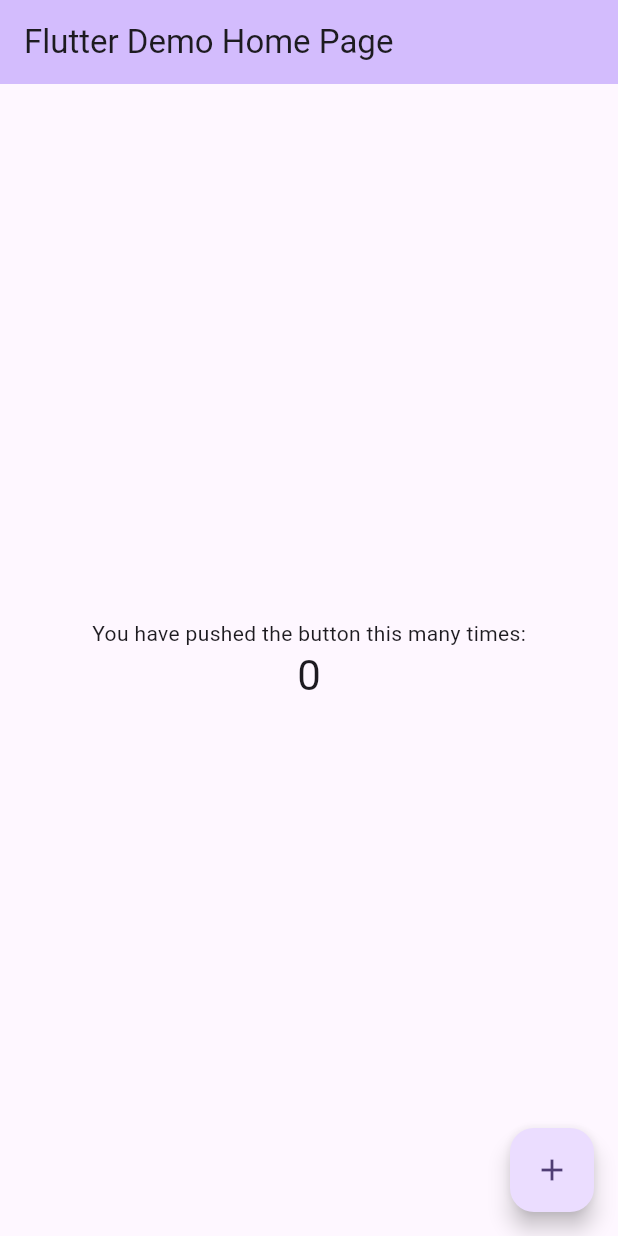
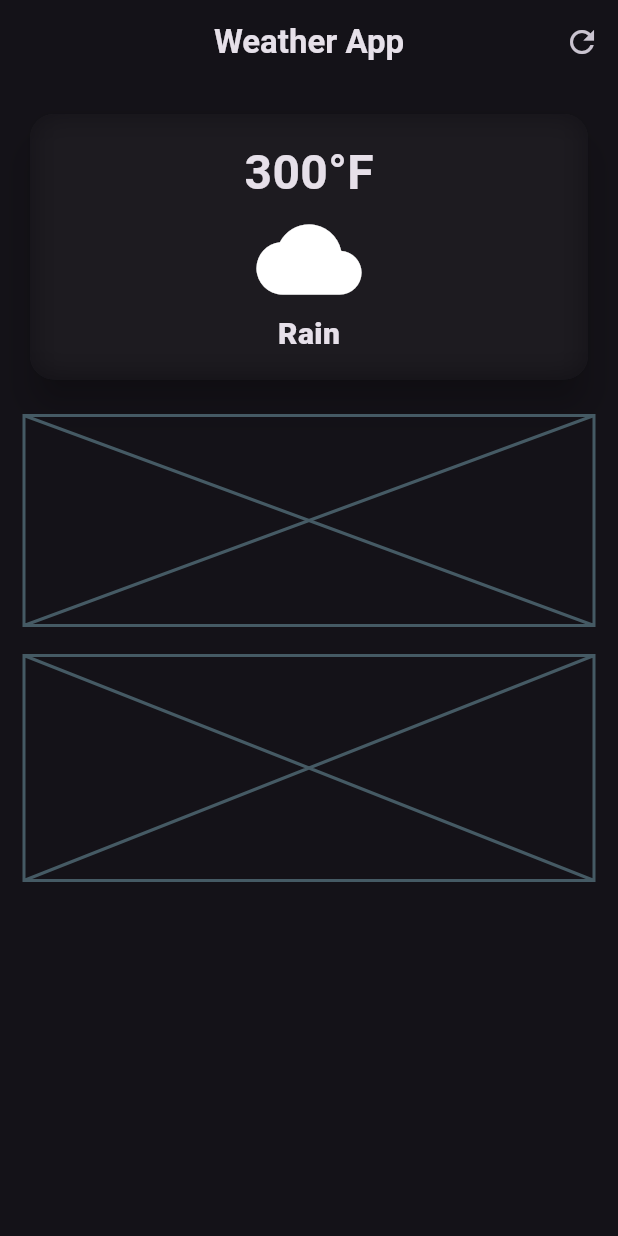
Before and after one commit to Karan-Gopinath/Weather_app, a Flutter app: the screen it shows after launch, on a phone screen of 412 x 824 dp. Run offline on Flutter 3.47's test engine with Material 3 defaults, Android fonts, the phone set to English and light mode, and no system bars.

Commit message:
structure defined

```diff
--- a/lib/main.dart
+++ b/lib/main.dart
@@ -1,122 +1,20 @@
 import 'package:flutter/material.dart';
+import 'package:myapp/weather_screen.dart';
 
-void main() {
+void main(){
   runApp(const MyApp());
+
 }
 
 class MyApp extends StatelessWidget {
   const MyApp({super.key});
 
-  // This widget is the root of your application.
   @override
   Widget build(BuildContext context) {
     return MaterialApp(
-      title: 'Flutter Demo',
-      theme: ThemeData(
-        // This is the theme of your application.
-        //
-        // TRY THIS: Try running your application with "flutter run". You'll see
-        // the application has a purple toolbar. Then, without quitting the app,
-        // try changing the seedColor in the colorScheme below to Colors.green
-        // and then invoke "hot reload" (save your changes or press the "hot
-        // reload" button in a Flutter-supported IDE, or press "r" if you used
-        // the command line to start the app).
-        //
-        // Notice that the counter didn't reset back to zero; the application
-        // state is not lost during the reload. To reset the state, use hot
-        // restart instead.
-        //
-        // This works for code too, not just values: Most code changes can be
-        // tested with just a hot reload.
-        colorScheme: ColorScheme.fromSeed(seedColor: Colors.deepPurple),
-      ),
-      home: const MyHomePage(title: 'Flutter Demo Home Page'),
+      debugShowCheckedModeBanner: false,
+      theme: ThemeData.dark(useMaterial3: true),
+      home:  const WeatherScreen(),
     );
   }
 }
-
-class MyHomePage extends StatefulWidget {
-  const MyHomePage({super.key, required this.title});
-
-  // This widget is the home page of your application. It is stateful, meaning
-  // that it has a State object (defined below) that contains fields that affect
-  // how it looks.
-
-  // This class is the configuration for the state. It holds the values (in this
-  // case the title) provided by the parent (in this case the App widget) and
-  // used by the build method of the State. Fields in a Widget subclass are
-  // always marked "final".
-
-  final String title;
-
-  @override
-  State<MyHomePage> createState() => _MyHomePageState();
-}
-
-class _MyHomePageState extends State<MyHomePage> {
-  int _counter = 0;
-
-  void _incrementCounter() {
-    setState(() {
-      // This call to setState tells the Flutter framework that something has
-      // changed in this State, which causes it to rerun the build method below
-      // so that the display can reflect the updated values. If we changed
-      // _counter without calling setState(), then the build method would not be
-      // called again, and so nothing would appear to happen.
-      _counter++;
-    });
-  }
-
-  @override
-  Widget build(BuildContext context) {
-    // This method is rerun every time setState is called, for instance as done
-    // by the _incrementCounter method above.
-    //
-    // The Flutter framework has been optimized to make rerunning build methods
-    // fast, so that you can just rebuild anything that needs updating rather
-    // than having to individually change instances of widgets.
-    return Scaffold(
-      appBar: AppBar(
-        // TRY THIS: Try changing the color here to a specific color (to
-        // Colors.amber, perhaps?) and trigger a hot reload to see the AppBar
-        // change color while the other colors stay the same.
-        backgroundColor: Theme.of(context).colorScheme.inversePrimary,
-        // Here we take the value from the MyHomePage object that was created by
-        // the App.build method, and use it to set our appbar title.
-        title: Text(widget.title),
-      ),
-      body: Center(
-        // Center is a layout widget. It takes a single child and positions it
-        // in the middle of the parent.
-        child: Column(
-          // Column is also a layout widget. It takes a list of children and
-          // arranges them vertically. By default, it sizes itself to fit its
-          // children horizontally, and tries to be as tall as its parent.
-          //
-          // Column has various properties to control how it sizes itself and
-          // how it positions its children. Here we use mainAxisAlignment to
-          // center the children vertically; the main axis here is the vertical
-          // axis because Columns are vertical (the cross axis would be
-          // horizontal).
-          //
-          // TRY THIS: Invoke "debug painting" (choose the "Toggle Debug Paint"
-          // action in the IDE, or press "p" in the console), to see the
-          // wireframe for each widget.
-          mainAxisAlignment: MainAxisAlignment.center,
-          children: <Widget>[
-            const Text('You have pushed the button this many times:'),
-            Text(
-              '$_counter',
-              style: Theme.of(context).textTheme.headlineMedium,
-            ),
-          ],
-        ),
-      ),
-      floatingActionButton: FloatingActionButton(
-        onPressed: _incrementCounter,
-        tooltip: 'Increment',
-        child: const Icon(Icons.add),
-      ), // This trailing comma makes auto-formatting nicer for build methods.
-    );
-  }
-}
--- /dev/null
+++ b/lib/weather_screen.dart
@@ -0,0 +1,87 @@
+
+
+import 'dart:ui';
+
+import 'package:flutter/material.dart';
+
+class WeatherScreen extends StatelessWidget {
+  const WeatherScreen({super.key});
+
+  @override
+  Widget build(BuildContext context) {
+    return Scaffold(
+      appBar: AppBar(
+        title: const Text(
+          "Weather App",
+          style: TextStyle(fontWeight: FontWeight.bold),
+        ),
+        centerTitle: true,
+        actions: [
+          IconButton(
+            onPressed: (){},  icon: const Icon(Icons.refresh),
+          ),
+        ],
+      ),
+      body: Padding(
+        padding: const EdgeInsets.all(16.0),
+        child: Column(
+          children: [
+            //maincard
+            SizedBox(
+
+                width : double.infinity,
+
+              child: Card(
+                elevation: 10,
+                shape: RoundedRectangleBorder(
+                  borderRadius: BorderRadius.circular(16),
+                ),
+                  child: ClipRRect(
+                    borderRadius:BorderRadius.circular(16.0),
+                    child: BackdropFilter(
+                      filter: ImageFilter.blur(sigmaX: 10, sigmaY: 10),
+                      child: Padding(
+                        padding: const EdgeInsets.all(16.0),
+                        child: Column(
+                          children: [
+                            Text("300°F",
+                            style: TextStyle(
+                              fontSize: 32,
+                              fontWeight: FontWeight.bold,
+                            ),
+                            ),
+                            Icon(
+                              Icons.cloud,
+                              size: 70,
+                            ),
+                            Text(
+                              'Rain',
+                              style: TextStyle(
+                                fontSize: 20,
+                                fontWeight: FontWeight.w900,
+                              ),
+                            )
+                          ],
+                        ),
+                      ),
+                    ),
+                  ),
+
+              ),
+            ),
+            const SizedBox(height: 20,),
+            //weather forcast cards
+            Placeholder(
+              fallbackHeight: 140,
+            ),
+            const SizedBox(height: 20,) ,
+            //addtional information
+            Placeholder(
+              fallbackHeight: 150,
+            )
+          ],
+        ),
+      ),
+    );
+  }
+}
```
